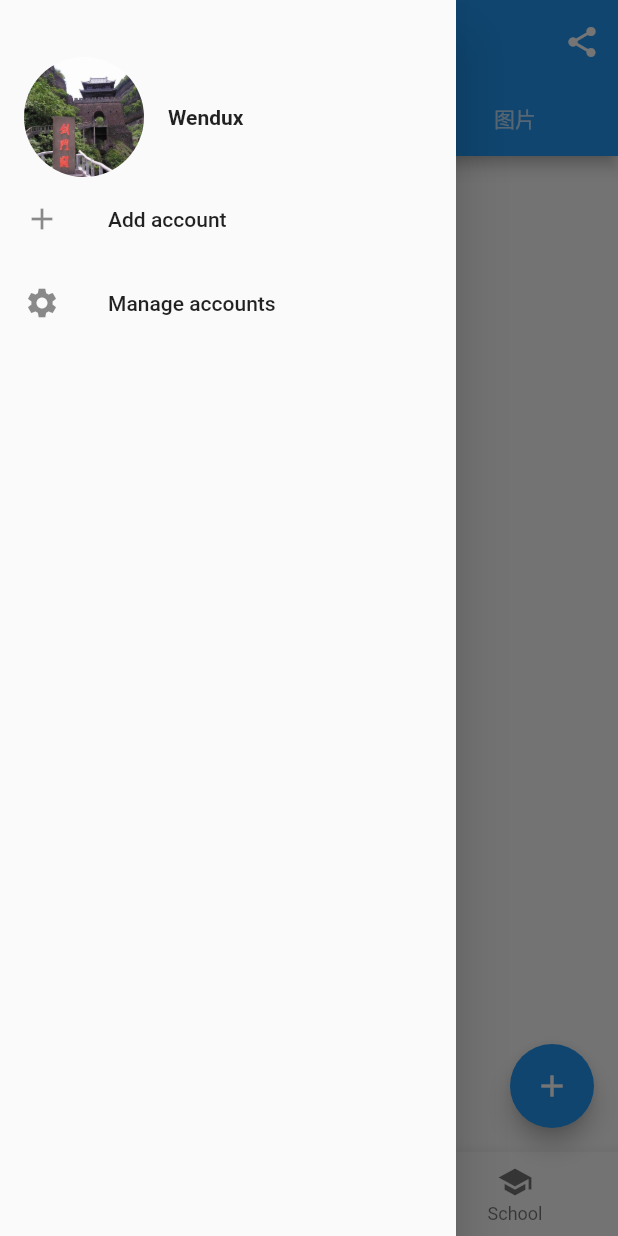
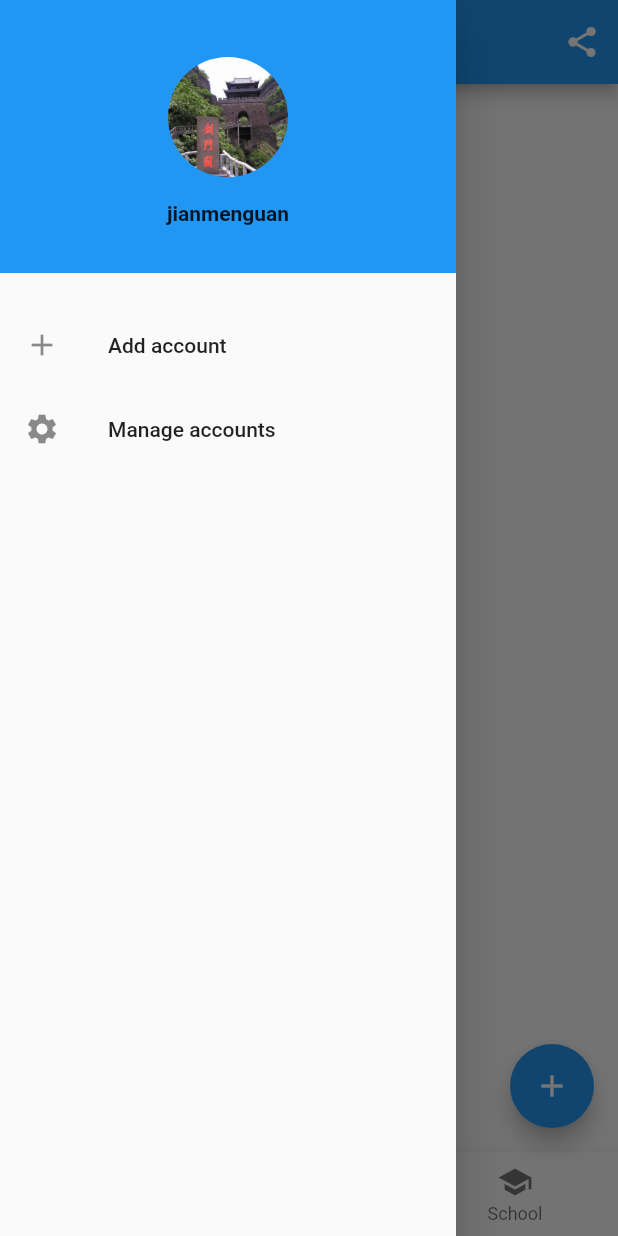
Before and after one commit to hcqeric/wananzhuo, a Flutter app: the screen it shows after launch, with the side drawer open, on a phone screen of 412 x 824 dp. Run offline on Flutter 3.47's test engine with Material 2 defaults, Android fonts, the phone set to English and light mode, and no system bars.

```diff
--- a/lib/main.dart
+++ b/lib/main.dart
@@ -1,6 +1,11 @@
 import 'package:flutter/material.dart';
+import 'package:flutter/rendering.dart' show debugPaintSizeEnabled;
+import 'package:wanandroid/pages/main_left_page.dart';
 
-void main() => runApp(MyApp());
+void main() {
+  debugPaintSizeEnabled = true;
+  runApp(MyApp());
+}
 
 class MyApp extends StatelessWidget {
   // This widget is the root of your application.
@@ -30,120 +35,54 @@ class ScaffoldRoute extends StatefulWidget {
   _ScaffoldRouteState createState() => _ScaffoldRouteState();
 }
 
-class _ScaffoldRouteState extends State<ScaffoldRoute> with SingleTickerProviderStateMixin {
+class _ScaffoldRouteState extends State<ScaffoldRoute>
+    with SingleTickerProviderStateMixin {
   int _selectedIndex = 0;
-
-  TabController _tabController; //需要定义一个Controller
-  List tabs = ["新闻", "历史", "图片"];
+  List bottomNavTxts = ['首页', '体系', '公众号', '导航', '项目'];
+  List<BottomNavigationBarItem> bottomNavViews;
 
   @override
   void initState() {
     super.initState();
-    // 创建Controller
-    _tabController = TabController(length: tabs.length, vsync: this);
   }
-
 
   @override
   Widget build(BuildContext context) {
     return Scaffold(
-      appBar: AppBar( //导航栏
+      appBar: AppBar(
+        //导航栏
         title: Text("玩Android"),
-        actions: <Widget>[ //导航栏右侧菜单
+        actions: <Widget>[
+          //导航栏右侧菜单
           IconButton(icon: Icon(Icons.share), onPressed: () {}),
         ],
-        bottom: TabBar(   //生成Tab菜单
-            controller: _tabController,
-            tabs: tabs.map((e) => Tab(text: e)).toList()),
       ),
-      drawer: new MyDrawer(), //抽屉
-      body: TabBarView(
-        controller: _tabController,
-        children: tabs.map((e) { //创建3个Tab页
-          return Container(
-            alignment: Alignment.center,
-            child: Text(e, textScaleFactor: 5),
-          );
-        }).toList(),
-      ),
-      bottomNavigationBar: BottomNavigationBar( // 底部导航
+      drawer: new MainDrawer(),
+      bottomNavigationBar: BottomNavigationBar(
+        // 底部导航
         items: <BottomNavigationBarItem>[
           BottomNavigationBarItem(icon: Icon(Icons.home), title: Text('Home')),
-          BottomNavigationBarItem(icon: Icon(Icons.business), title: Text('Business')),
-          BottomNavigationBarItem(icon: Icon(Icons.school), title: Text('School')),
+          BottomNavigationBarItem(
+              icon: Icon(Icons.business), title: Text('Business')),
+          BottomNavigationBarItem(
+              icon: Icon(Icons.school), title: Text('School')),
         ],
         currentIndex: _selectedIndex,
         fixedColor: Colors.blue,
         onTap: _onItemTapped,
       ),
-      floatingActionButton: FloatingActionButton( //悬浮按钮
+      floatingActionButton: FloatingActionButton(
+          //悬浮按钮
           child: Icon(Icons.add),
-          onPressed:_onAdd
-      ),
+          onPressed: _onAdd),
     );
   }
+
   void _onItemTapped(int index) {
     setState(() {
       _selectedIndex = index;
     });
   }
-  void _onAdd(){
-  }
+
+  void _onAdd() {}
 }
-
-
-class MyDrawer extends StatelessWidget {
-  const MyDrawer({
-    Key key,
-  }) : super(key: key);
-
-  @override
-  Widget build(BuildContext context) {
-    return Drawer(
-      child: MediaQuery.removePadding(
-        context: context,
-        // DrawerHeader consumes top MediaQuery padding.
-        removeTop: true,
-        child: Column(
-          crossAxisAlignment: CrossAxisAlignment.start,
-          children: <Widget>[
-            Padding(
-              padding: const EdgeInsets.only(top: 38.0),
-              child: Row(
-                children: <Widget>[
-                  Padding(
-                    padding: const EdgeInsets.symmetric(horizontal: 16.0),
-                    child: ClipOval(
-                      child: Image.asset(
-                        "assets/avatar.jpg",
-                        width: 80,
-                      ),
-                    ),
-                  ),
-                  Text(
-                    "Wendux",
-                    style: TextStyle(fontWeight: FontWeight.bold),
-                  )
-                ],
-              ),
-            ),
-            Expanded(
-              child: ListView(
-                children: <Widget>[
-                  ListTile(
-                    leading: const Icon(Icons.add),
-                    title: const Text('Add account'),
-                  ),
-                  ListTile(
-                    leading: const Icon(Icons.settings),
-                    title: const Text('Manage accounts'),
-                  ),
-                ],
-              ),
-            ),
-          ],
-        ),
-      ),
-    );
-  }
-}
--- /dev/null
+++ b/lib/pages/main_left_page.dart
@@ -0,0 +1,69 @@
+import 'package:flutter/material.dart';
+import 'package:wanandroid/pages/setting_page.dart';
+class MainDrawer extends StatelessWidget {
+  const MainDrawer({
+    Key key,
+  }) : super(key: key);
+
+  @override
+  Widget build(BuildContext context) {
+    return Drawer(
+      child: MediaQuery.removePadding(
+        context: context,
+        // DrawerHeader consumes top MediaQuery padding.
+        removeTop: true,
+        child: Column(
+          crossAxisAlignment: CrossAxisAlignment.start,
+          children: <Widget>[
+            Container(
+              color: Theme.of(context).primaryColor,
+              padding: EdgeInsets.only(
+                    top: 38.0,bottom: 16),
+              alignment: Alignment.center,
+              child: Column(
+                children: <Widget>[
+                  ClipOval(
+                    child: Image.asset("assets/avatar.jpg",width: 80,),
+                  ),
+                  Padding(
+                    padding: EdgeInsets.all(16),
+                    child: Text(
+                      "jianmenguan",
+                      style: TextStyle(fontWeight: FontWeight.bold),
+                    ),
+                  )
+
+                ],
+              ),
+            ),
+            Expanded(
+              child: ListView(
+                padding: EdgeInsets.only(top: 20.0),
+                children: <Widget>[
+                  ListTile(
+                    leading: const Icon(Icons.add),
+                    title: const Text('Add account'),
+                    onTap: (){
+                      Navigator.push(context, new MaterialPageRoute(builder: (context){
+                        return new Setting();
+                      }));
+                    }
+                  ),
+                  ListTile(
+                    leading: const Icon(Icons.settings),
+                    title: const Text('Manage accounts'),
+                    onTap:(){
+                      Navigator.push(context, new MaterialPageRoute(builder: (context){
+                        return new Setting();
+                      }));
+                    } ,
+                  ),
+                ],
+              ),
+            ),
+          ],
+        ),
+      ),
+    );
+  }
+}
--- /dev/null
+++ b/lib/pages/setting_page.dart
@@ -0,0 +1,16 @@
+import 'package:flutter/material.dart';
+
+
+class Setting extends StatelessWidget {
+  @override
+  Widget build(BuildContext context) {
+    return Scaffold(
+      appBar: AppBar(
+        title: Text("New route"),
+      ),
+      body: Center(
+        child: Text("This is new route"),
+      ),
+    );
+  }
+}
```
